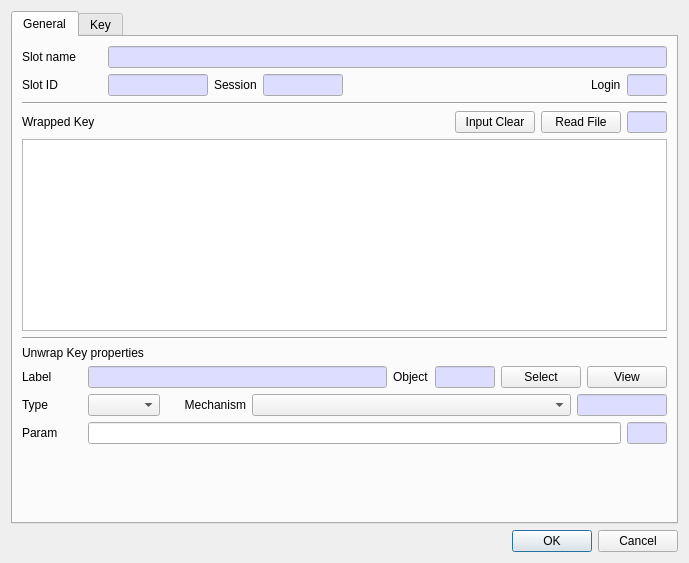
First picture: the form in CryptokiMan/unwrap_key_dlg.ui, repository jykim74/CryptokiMan, before the edit.
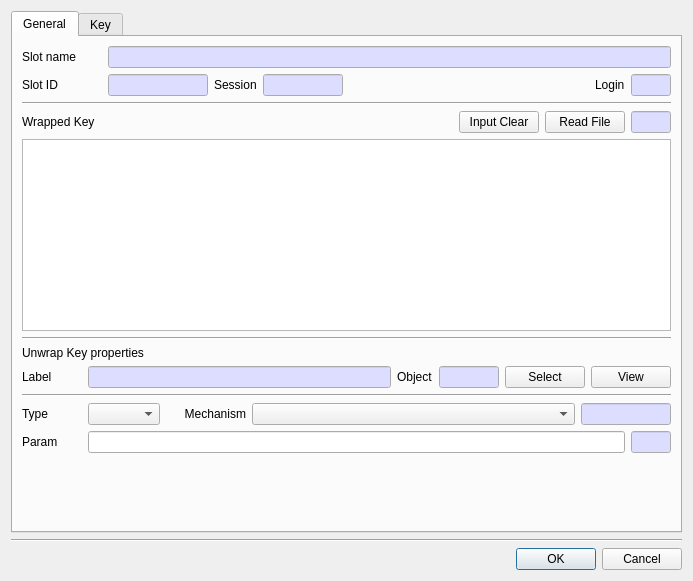
Second picture: the form after the edit. The open tabs and pages were chosen to show the change.

Diff of the .ui file:
```diff
--- a/CryptokiMan/unwrap_key_dlg.ui
+++ b/CryptokiMan/unwrap_key_dlg.ui
@@ -6,8 +6,8 @@
    <rect>
     <x>0</x>
     <y>0</y>
-    <width>689</width>
-    <height>563</height>
+    <width>693</width>
+    <height>581</height>
    </rect>
   </property>
   <property name="windowTitle">
@@ -537,6 +537,13 @@
          </item>
         </layout>
        </item>
+       <item>
+        <widget class="Line" name="line">
+         <property name="orientation">
+          <enum>Qt::Horizontal</enum>
+         </property>
+        </widget>
+       </item>
        <item>
         <layout class="QGridLayout" name="gridLayout_10">
          <item row="0" column="3">
@@ -1164,6 +1171,13 @@
      </widget>
     </widget>
    </item>
+   <item>
+    <widget class="Line" name="line_6">
+     <property name="orientation">
+      <enum>Qt::Horizontal</enum>
+     </property>
+    </widget>
+   </item>
    <item>
     <widget class="QDialogButtonBox" name="buttonBox">
      <property name="orientation">
```
Left out of the diff: 2 changed lines with no effect on the pictures.
